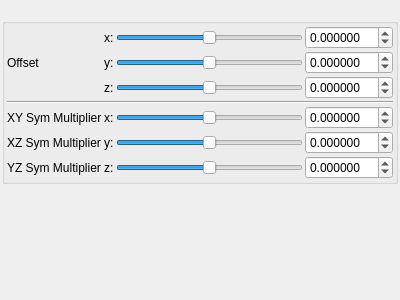
Old version of the form mandelbulber2/qt_data/fractal_msltoesym4.ui in the repository buddhi1980/mandelbulber2.
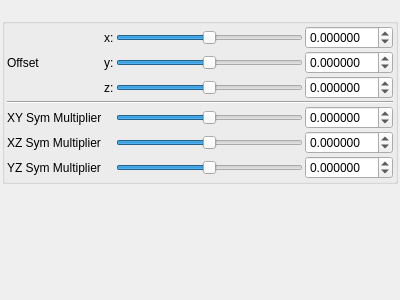
New version of the form. Custom widgets are drawn as their Qt base class.

```diff
--- a/mandelbulber2/qt_data/fractal_msltoesym4.ui
+++ b/mandelbulber2/qt_data/fractal_msltoesym4.ui
@@ -403,13 +403,6 @@
           </property>
          </widget>
         </item>
-        <item row="5" column="2">
-         <widget class="QLabel" name="label_256">
-          <property name="text">
-           <string>x:</string>
-          </property>
-         </widget>
-        </item>
         <item row="2" column="2">
          <widget class="QLabel" name="label_259">
           <property name="text">
@@ -417,13 +410,6 @@
           </property>
          </widget>
         </item>
-        <item row="6" column="2">
-         <widget class="QLabel" name="label_262">
-          <property name="text">
-           <string>y:</string>
-          </property>
-         </widget>
-        </item>
         <item row="3" column="2">
          <widget class="QLabel" name="label_263">
           <property name="text">
@@ -438,13 +424,6 @@
           </property>
          </widget>
         </item>
-        <item row="7" column="2">
-         <widget class="QLabel" name="label_264">
-          <property name="text">
-           <string>z:</string>
-          </property>
-         </widget>
-        </item>
        </layout>
       </item>
      </layout>
```
